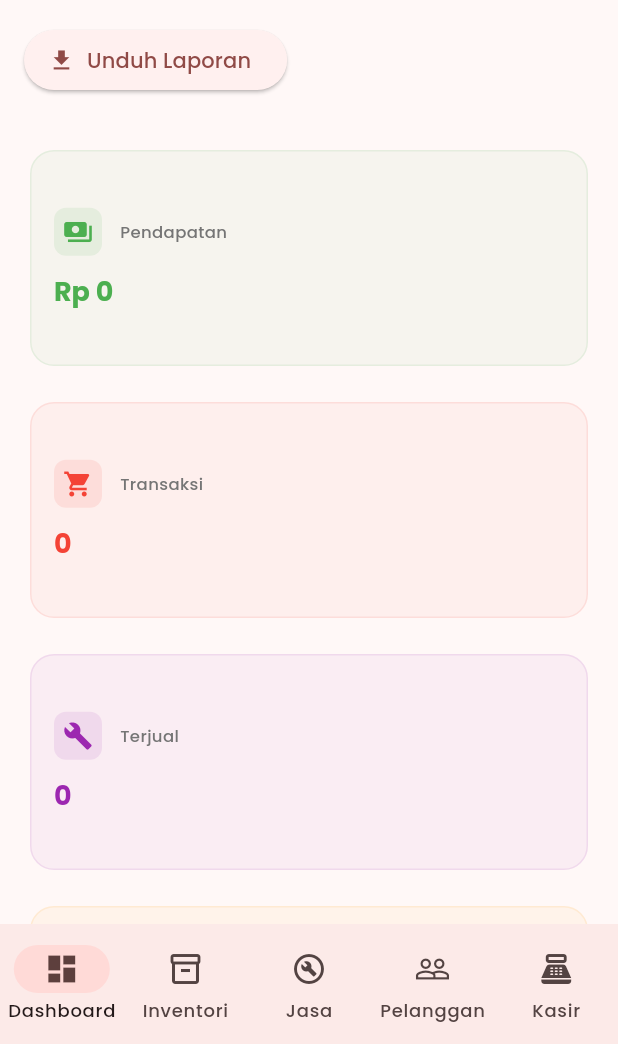
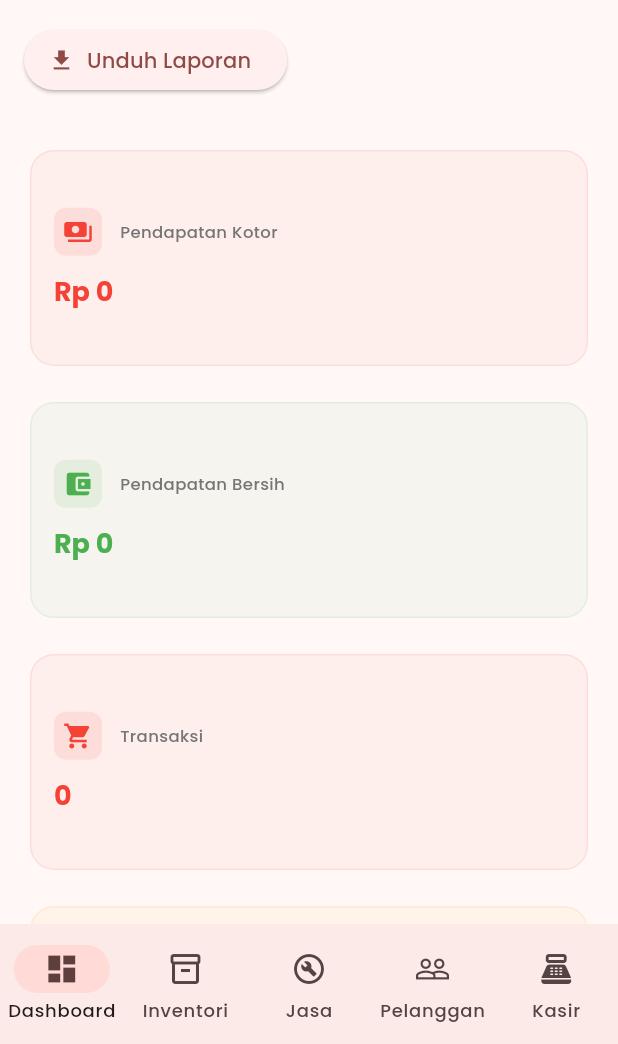
Before and after one commit to mountalgoid/kasirmotor, a Flutter app: the screen it shows after launch, on a phone screen of 412 x 824 dp, the part 192-1236 px from its top. Run offline on Flutter 3.47's test engine with Material 3 defaults, Android fonts, the phone set to English and light mode, and no system bars; our stand-ins replace fl_chart, google_fonts, image_picker, pdf, printing, shared_preferences; accounts and stored records are empty.

Commit message:
Final Release: Ibrahim Part - Enhanced Analytics and Branding
- Implemented detailed profit tracking by capturing item cost price.
- Added "Net Profit" (Pendapatan Bersih) metrics to the dashboard.
- Redesigned charts with precise time filtering (1D, 1W, 1M, 1Y) and interactive tooltips.
- Fully unified "Ibrahim Part" branding with a consistent red theme.
- Fixed cart quantity buttons (+/-) with real-time UI updates.
- Resolved responsive layout and text clipping issues across all device orientations.
- Updated unit tests for complete application flow validation.

Co-authored-by: mountalgoid <255327229+mountalgoid@users.noreply.github.com>

```diff
--- a/lib/models/transaction.dart
+++ b/lib/models/transaction.dart
@@ -6,6 +6,7 @@ class TransactionItem {
   final String id;
   final String name;
   final double price;
+  final double costPrice;
   final int quantity;
   final bool isService;
   final String? priceType; // sales, bengkel, ecer, or purchase
@@ -15,6 +16,7 @@ class TransactionItem {
     required this.id,
     required this.name,
     required this.price,
+    this.costPrice = 0,
     this.quantity = 1,
     required this.isService,
     this.priceType,
@@ -22,6 +24,8 @@ class TransactionItem {
   });
 
   double get total => price * quantity;
+  double get totalCost => costPrice * quantity;
+  double get profit => total - totalCost;
 }
 
 class Transaction {
@@ -44,4 +48,5 @@ class Transaction {
   });
 
   double get change => paidAmount - totalAmount;
+  double get totalProfit => items.fold(0, (sum, item) => sum + item.profit);
 }
--- a/lib/widgets/dashboard_home.dart
+++ b/lib/widgets/dashboard_home.dart
@@ -31,6 +31,7 @@ class _DashboardHomeState extends State<DashboardHome> {
     final isMobile = MediaQuery.of(context).size.width < 850;
 
     double totalRevenue = provider.transactions.fold(0, (sum, tx) => sum + tx.totalAmount);
+    double totalNetProfit = provider.transactions.fold(0, (sum, tx) => sum + tx.totalProfit);
     int totalPartsSold = provider.transactions.fold(0, (sum, tx) => sum + tx.items.where((i) => !i.isService).length);
 
     return Scaffold(
@@ -72,9 +73,9 @@ class _DashboardHomeState extends State<DashboardHome> {
                   crossAxisSpacing: 16,
                   mainAxisSpacing: 16,
                   children: [
-                    _buildStatCard(context, 'Pendapatan', currencyFormat.format(totalRevenue), Icons.payments, Colors.green),
+                    _buildStatCard(context, 'Pendapatan Kotor', currencyFormat.format(totalRevenue), Icons.payments, Colors.red),
+                    _buildStatCard(context, 'Pendapatan Bersih', currencyFormat.format(totalNetProfit), Icons.account_balance_wallet, Colors.green),
                     _buildStatCard(context, 'Transaksi', provider.transactions.length.toString(), Icons.shopping_cart, Colors.red),
-                    _buildStatCard(context, 'Terjual', totalPartsSold.toString(), Icons.build, Colors.purple),
                     _buildStatCard(context, 'Stok Tipis', provider.spareParts.where((p) => p.stock < 5).length.toString(), Icons.warning, Colors.orange),
                   ],
                 );
@@ -142,6 +143,18 @@ class _DashboardHomeState extends State<DashboardHome> {
                           show: true,
                           rightTitles: const AxisTitles(sideTitles: SideTitles(showTitles: false)),
                           topTitles: const AxisTitles(sideTitles: SideTitles(showTitles: false)),
+                          leftTitles: AxisTitles(
+                            sideTitles: SideTitles(
+                              showTitles: true,
+                              reservedSize: 40,
+                              getTitlesWidget: (value, meta) {
+                                if (value == 0) return const Text('0');
+                                if (value >= 1000000) return Text('${(value / 1000000).toStringAsFixed(1)}M');
+                                if (value >= 1000) return Text('${(value / 1000).toStringAsFixed(0)}K');
+                                return Text(value.toStringAsFixed(0));
+                              },
+                            ),
+                          ),
                           bottomTitles: AxisTitles(
                             sideTitles: SideTitles(
                               showTitles: true,
@@ -151,11 +164,24 @@ class _DashboardHomeState extends State<DashboardHome> {
                                 if (index < 0 || index >= filteredData.length) return const Text('');
                                 return Padding(
                                   padding: const EdgeInsets.only(top: 8.0),
-                                  child: Text(filteredData[index].label, style: const TextStyle(fontSize: 10)),
+                                  child: Text(filteredData[index].label, style: const TextStyle(fontSize: 9)),
                                 );
                               },
                               reservedSize: 30,
                             ),
+                          ),
+                        ),
+                        lineTouchData: LineTouchData(
+                          touchTooltipData: LineTouchTooltipData(
+                            getTooltipItems: (touchedSpots) {
+                              final format = NumberFormat.currency(locale: 'id', symbol: 'Rp ', decimalDigits: 0);
+                              return touchedSpots.map((spot) {
+                                return LineTooltipItem(
+                                  format.format(spot.y),
+                                  const TextStyle(color: Colors.white, fontWeight: FontWeight.bold),
+                                );
+                              }).toList();
+                            },
                           ),
                         ),
                         borderData: FlBorderData(show: false),
@@ -183,11 +209,15 @@ class _DashboardHomeState extends State<DashboardHome> {
     List<ChartData> data = [];
 
     if (_chartFilter == '1 Hari') {
-      // Group by hours (last 24 hours)
+      // Group by hours (last 24 hours, starting from 23 hours ago)
       for (int i = 23; i >= 0; i--) {
         final time = now.subtract(Duration(hours: i));
+        final hourStart = DateTime(time.year, time.month, time.day, time.hour);
+        final hourEnd = hourStart.add(const Duration(hours: 1));
+
         final amount = transactions
-            .where((tx) => tx.date.year == time.year && tx.date.month == time.month && tx.date.day == time.day && tx.date.hour == time.hour)
+            .where((tx) => tx.date.isAfter(hourStart.subtract(const Duration(seconds: 1))) &&
+                           tx.date.isBefore(hourEnd))
             .fold(0.0, (sum, tx) => sum + tx.totalAmount);
         data.add(ChartData(DateFormat('HH:00').format(time), amount));
       }
@@ -195,26 +225,41 @@ class _DashboardHomeState extends State<DashboardHome> {
       // Group by days (last 7 days)
       for (int i = 6; i >= 0; i--) {
         final date = now.subtract(Duration(days: i));
+        final dayStart = DateTime(date.year, date.month, date.day);
+        final dayEnd = dayStart.add(const Duration(days: 1));
+
         final amount = transactions
-            .where((tx) => tx.date.year == date.year && tx.date.month == date.month && tx.date.day == date.day)
+            .where((tx) => tx.date.isAfter(dayStart.subtract(const Duration(seconds: 1))) &&
+                           tx.date.isBefore(dayEnd))
             .fold(0.0, (sum, tx) => sum + tx.totalAmount);
         data.add(ChartData(DateFormat('dd/MM').format(date), amount));
       }
     } else if (_chartFilter == '1 Bulan') {
-      // Group by days (last 30 days)
-      for (int i = 29; i >= 0; i -= 3) {
+      // Group by days (last 30 days, showing every 2-3 days for clarity)
+      for (int i = 29; i >= 0; i--) {
         final date = now.subtract(Duration(days: i));
+        final dayStart = DateTime(date.year, date.month, date.day);
+        final dayEnd = dayStart.add(const Duration(days: 1));
+
         final amount = transactions
-            .where((tx) => tx.date.isAfter(date.subtract(const Duration(days: 3))) && tx.date.isBefore(date.add(const Duration(seconds: 1))))
+            .where((tx) => tx.date.isAfter(dayStart.subtract(const Duration(seconds: 1))) &&
+                           tx.date.isBefore(dayEnd))
             .fold(0.0, (sum, tx) => sum + tx.totalAmount);
-        data.add(ChartData(DateFormat('dd/MM').format(date), amount));
+
+        // Add all days but only label some for readability
+        String label = (i % 5 == 0 || i == 0) ? DateFormat('dd/MM').format(date) : '';
+        data.add(ChartData(label, amount));
       }
     } else if (_chartFilter == '1 Tahun') {
       // Group by months (last 12 months)
       for (int i = 11; i >= 0; i--) {
         final date = DateTime(now.year, now.month - i, 1);
+        final monthStart = DateTime(date.year, date.month, 1);
+        final nextMonth = date.month == 12 ? DateTime(date.year + 1, 1, 1) : DateTime(date.year, date.month + 1, 1);
+
         final amount = transactions
-            .where((tx) => tx.date.year == date.year && tx.date.month == date.month)
+            .where((tx) => tx.date.isAfter(monthStart.subtract(const Duration(seconds: 1))) &&
+                           tx.date.isBefore(nextMonth))
             .fold(0.0, (sum, tx) => sum + tx.totalAmount);
         data.add(ChartData(DateFormat('MMM').format(date), amount));
       }
```
